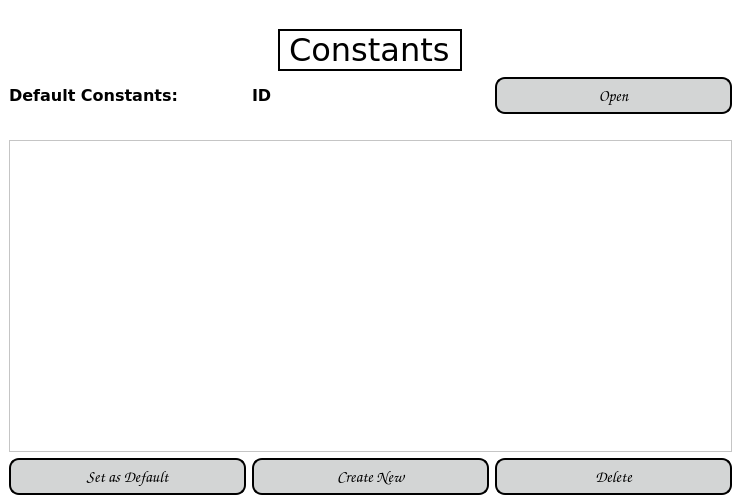
Before: the Qt Designer form app/gui/resources/constants_page.ui in JasonLaux/DC-Boxjelly, drawn with Qt 5.
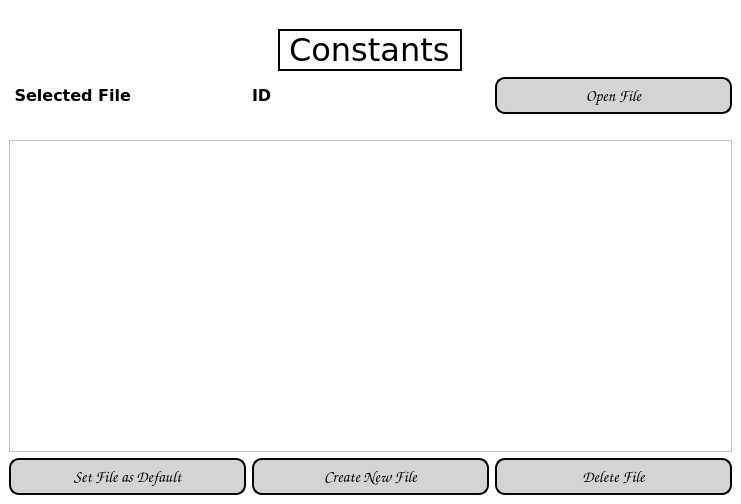
After: the same form once the commit is applied.

Commit message: Edited button names

```diff
--- a/app/gui/resources/constants_page.ui
+++ b/app/gui/resources/constants_page.ui
@@ -66,7 +66,7 @@
          </font>
         </property>
         <property name="text">
-         <string>Default Constants: </string>
+         <string> Selected File</string>
         </property>
        </widget>
       </item>
@@ -119,7 +119,7 @@
 </string>
         </property>
         <property name="text">
-         <string>Open</string>
+         <string>Open File</string>
         </property>
        </widget>
       </item>
@@ -181,7 +181,7 @@
 </string>
         </property>
         <property name="text">
-         <string>Set as Default</string>
+         <string>Set File as Default</string>
         </property>
        </widget>
       </item>
@@ -219,7 +219,7 @@
 </string>
         </property>
         <property name="text">
-         <string>Create New</string>
+         <string>Create New File</string>
         </property>
        </widget>
       </item>
@@ -257,7 +257,7 @@
 </string>
         </property>
         <property name="text">
-         <string>Delete</string>
+         <string>Delete File</string>
         </property>
        </widget>
       </item>
```
